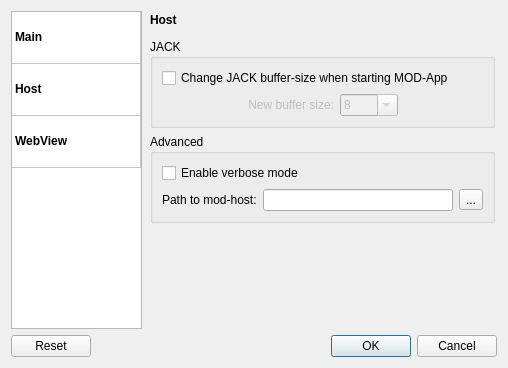
Qt form resources/ui/mod_settings.ui (mod-audio/mod-app-legacy) before a commit.
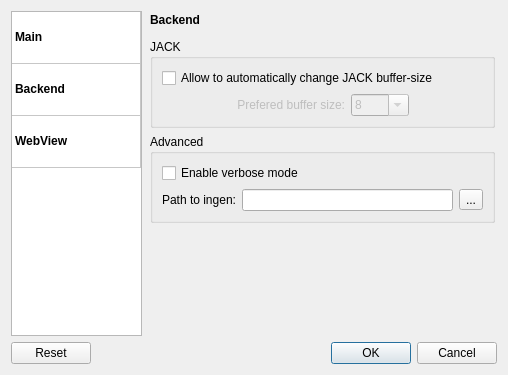
The same form after that commit. The open tabs and pages were chosen to show the change. Icons and pictures are not drawn.

Commit message: Switch to using ingen as backend, experimental

```diff
--- a/resources/ui/mod_settings.ui
+++ b/resources/ui/mod_settings.ui
@@ -7,7 +7,7 @@
     <x>0</x>
     <y>0</y>
     <width>508</width>
-    <height>368</height>
+    <height>375</height>
    </rect>
   </property>
   <property name="minimumSize">
@@ -73,7 +73,7 @@
        </row>
        <row>
         <property name="text">
-         <string>host</string>
+         <string>backend</string>
         </property>
        </row>
        <row>
@@ -109,7 +109,7 @@
        </item>
        <item row="1" column="0">
         <property name="text">
-         <string>Host</string>
+         <string>Backend</string>
         </property>
         <property name="font">
          <font>
@@ -304,7 +304,7 @@
            <item>
             <widget class="QLabel" name="label_11">
              <property name="text">
-              <string>&lt;b&gt;Host&lt;/b&gt;</string>
+              <string>&lt;b&gt;Backend&lt;/b&gt;</string>
              </property>
              <property name="alignment">
               <set>Qt::AlignLeading|Qt::AlignLeft|Qt::AlignTop</set>
@@ -367,7 +367,7 @@
                <bool>false</bool>
               </property>
               <property name="text">
-               <string>New buffer size:</string>
+               <string>Prefered buffer size:</string>
               </property>
               <property name="alignment">
                <set>Qt::AlignRight|Qt::AlignTrailing|Qt::AlignVCenter</set>
@@ -455,7 +455,7 @@
             <item row="0" column="0" colspan="5">
              <widget class="QCheckBox" name="cb_host_jack_bufsize_change">
               <property name="text">
-               <string>Change JACK buffer-size when starting MOD-App</string>
+               <string>Allow to automatically change JACK buffer-size</string>
               </property>
              </widget>
             </item>
@@ -480,7 +480,7 @@
               <item>
                <widget class="QLabel" name="label_host_path">
                 <property name="text">
-                 <string>Path to mod-host:</string>
+                 <string>Path to ingen:</string>
                 </property>
                </widget>
               </item>
```
The commit also changes 4 other files.
